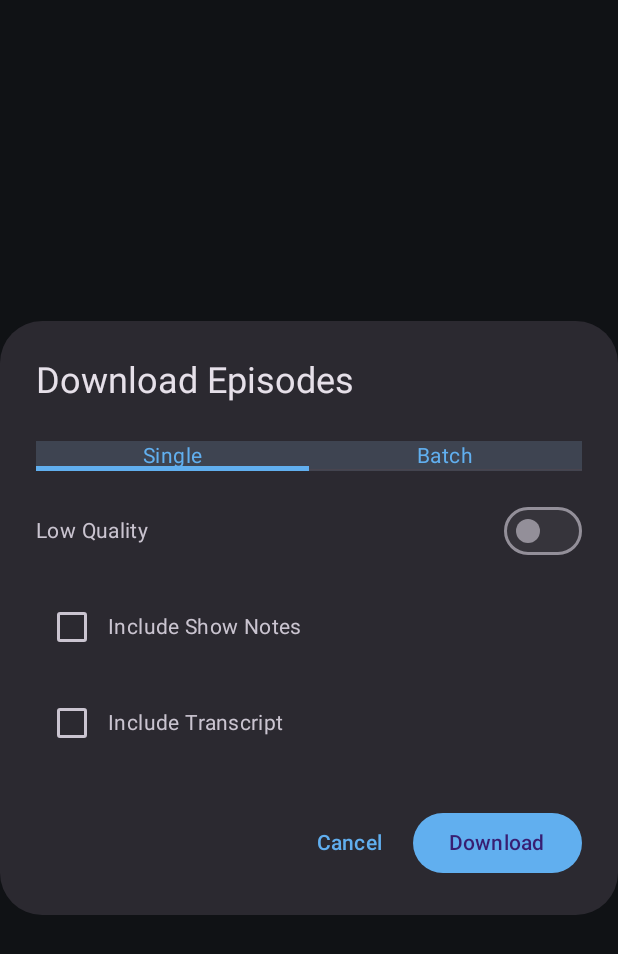
After one commit to 10110000mh/Security-Now-GRC-Player, an Android app built with Jetpack Compose: the composable DownloadDialog shown on its own in the app's theme, on a phone screen of 412 x 824 dp. The commit adds this screen. Shown: the top 954 px of the screen. Run offline under Robolectric (Android 15) with nearby library versions, the phone set to English and light mode, and no system bars; 2 statements that could not run were skipped.

Commit message:
V 1.5 - changed app icon - added high/low quality feature - added settings button and downloads (download not implemented yet as well as change theme) - changed sleep timer icon to text

```diff
--- a/app/build.gradle.kts
+++ b/app/build.gradle.kts
@@ -46,6 +46,8 @@ android {
 }
 
 dependencies {
+    implementation ("io.coil-kt:coil-compose:2.0.0") // or the latest version
+
     implementation("androidx.core:core-ktx:1.12.0")
     implementation("androidx.compose.ui:ui:1.5.4")
     implementation("androidx.compose.material3:material3:1.1.2")
--- a/app/src/main/AndroidManifest.xml
+++ b/app/src/main/AndroidManifest.xml
@@ -11,9 +11,9 @@
         android:allowBackup="true"
         android:dataExtractionRules="@xml/data_extraction_rules"
         android:fullBackupContent="@xml/backup_rules"
-        android:icon="@drawable/ic_podcast_nobg"
+        android:icon="@drawable/ic_icon"
         android:label="@string/app_name"
-        android:roundIcon="@drawable/ic_podcast_nobg"
+        android:roundIcon="@drawable/ic_icon"
         android:supportsRtl="false"
         android:theme="@style/Theme.AppCompat"
         tools:targetApi="31">
--- a/app/src/main/java/am/h10110000/securitynow/MainActivity.kt
+++ b/app/src/main/java/am/h10110000/securitynow/MainActivity.kt
@@ -19,7 +19,7 @@ import android.content.Intent
 import android.content.ServiceConnection
 import android.os.IBinder
 var globalVariable: Int = 0
-
+var highQulity: Boolean = true
 class MainActivity : ComponentActivity() {
     private var playerService: PlayerService? = null
     lateinit var preferencesManager: PreferencesManager
@@ -29,6 +29,7 @@ class MainActivity : ComponentActivity() {
         super.onCreate(savedInstanceState)
         preferencesManager = PreferencesManager(this)
         globalVariable = preferencesManager.getLastEpisodeNumber()
+        highQulity = preferencesManager.getHighQuality()
         // Bind to PlayerService
         Intent(this, PlayerService::class.java).also { intent ->
             bindService(intent, serviceConnection, Context.BIND_AUTO_CREATE)
--- /dev/null
+++ b/app/src/main/java/am/h10110000/securitynow/ui/components/DownloadDialog.kt
@@ -0,0 +1,139 @@
+package am.h10110000.securitynow.ui.components
+import androidx.compose.foundation.layout.*
+import androidx.compose.material3.*
+import androidx.compose.runtime.*
+import androidx.compose.ui.Alignment
+import androidx.compose.ui.Modifier
+import androidx.compose.ui.unit.dp
+
+@Composable
+fun DownloadDialog(
+    onDismiss: () -> Unit,
+    onDownload: (DownloadOptions) -> Unit
+) {
+    var selectedTabIndex by remember { mutableStateOf(0) }
+    var isHighQuality by remember { mutableStateOf(false) }
+    var includeShowNotes by remember { mutableStateOf(false) }
+    var includeTranscript by remember { mutableStateOf(false) }
+    var startEpisode by remember { mutableStateOf("") }
+    var endEpisode by remember { mutableStateOf("") }
+
+    AlertDialog(
+        onDismissRequest = onDismiss,
+        title = { Text("Download Episodes") },
+        text = {
+            Column(
+                modifier = Modifier
+                    .fillMaxWidth()
+                    .padding(vertical = 8.dp),
+                verticalArrangement = Arrangement.spacedBy(16.dp)
+            ) {
+                // Tabs
+                TabRow(selectedTabIndex = selectedTabIndex) {
+                    Tab(
+                        selected = selectedTabIndex == 0,
+                        onClick = { selectedTabIndex = 0 }
+                    ) {
+                        Text("Single")
+                    }
+                    Tab(
+                        selected = selectedTabIndex == 1,
+                        onClick = { selectedTabIndex = 1 }
+                    ) {
+                        Text("Batch")
+                    }
+                }
+
+                // Common options
+                Row(
+                    modifier = Modifier.fillMaxWidth(),
+                    horizontalArrangement = Arrangement.SpaceBetween,
+                    verticalAlignment = Alignment.CenterVertically
+                ) {
+                    Text(if (isHighQuality) "High Quality" else "Low Quality")
+                    Switch(
+                        checked = isHighQuality,
+                        onCheckedChange = { isHighQuality = it }
+                    )
+                }
+
+                Row(
+                    modifier = Modifier.fillMaxWidth(),
+                    verticalAlignment = Alignment.CenterVertically
+                ) {
+                    Checkbox(
+                        checked = includeShowNotes,
+                        onCheckedChange = { includeShowNotes = it }
+                    )
+                    Text("Include Show Notes")
+                }
+
+                Row(
+                    modifier = Modifier.fillMaxWidth(),
+                    verticalAlignment = Alignment.CenterVertically
+                ) {
+                    Checkbox(
+                        checked = includeTranscript,
+                        onCheckedChange = { includeTranscript = it }
+                    )
+                    Text("Include Transcript")
+                }
+
+                // Batch-specific options
+                if (selectedTabIndex == 1) {
+                    Row(
+                        modifier = Modifier.fillMaxWidth(),
+                        horizontalArrangement = Arrangement.spacedBy(8.dp)
+                    ) {
+                        OutlinedTextField(
+                            value = startEpisode,
+                            onValueChange = { startEpisode = it },
+                            label = { Text("Start Episode") },
+                            modifier = Modifier.weight(1f)
+                        )
+                        OutlinedTextField(
+                            value = endEpisode,
+                            onValueChange = { endEpisode = it },
+                            label = { Text("End Episode") },
+                            modifier = Modifier.weight(1f)
+                        )
+                    }
+                }
+            }
+        },
+        confirmButton = {
+            Row(
+                horizontalArrangement = Arrangement.spacedBy(8.dp)
+            ) {
+                TextButton(onClick = onDismiss) {
+                    Text("Cancel")
+                }
+                Button(
+                    onClick = {
+                        val options = DownloadOptions(
+                            isBatch = selectedTabIndex == 1,
+                            isHighQuality = isHighQuality,
+                            includeShowNotes = includeShowNotes,
+                            includeTranscript = includeTranscript,
+                            startEpisode = startEpisode.toIntOrNull(),
+                            endEpisode = endEpisode.toIntOrNull()
+                        )
+                        onDownload(options)
+                        onDismiss()
+                    }
+                ) {
+                    Text("Download")
+                }
+            }
+        }
+    )
+}
+
+data class DownloadOptions(
+    val isBatch: Boolean,
+    val isHighQuality: Boolean,
+    val includeShowNotes: Boolean,
+    val includeTranscript: Boolean,
+    val startEpisode: Int? = null,
+    val endEpisode: Int? = null
+)
```
Also changed, not shown: app/src/main/java/am/h10110000/securitynow/data/EpisodeManager.kt (+6 -1 lines), app/src/main/java/am/h10110000/securitynow/data/PreferencesManager.kt (+10 -0 lines), app/src/main/java/am/h10110000/securitynow/screens/PlayerScreen.kt (+87 -54 lines), app/src/main/java/am/h10110000/securitynow/service/PlayerService.kt (+26 -6 lines), app/src/main/java/am/h10110000/securitynow/ui/components/SettingsDialog.kt (added, +75 -0 lines), app/src/main/java/am/h10110000/securitynow/ui/components/TimerDisplay.kt (+4 -7 lines), app/src/main/res/drawable/ic_download.png (added), app/src/main/res/drawable/ic_icon.jpg (added), 1 other file.
